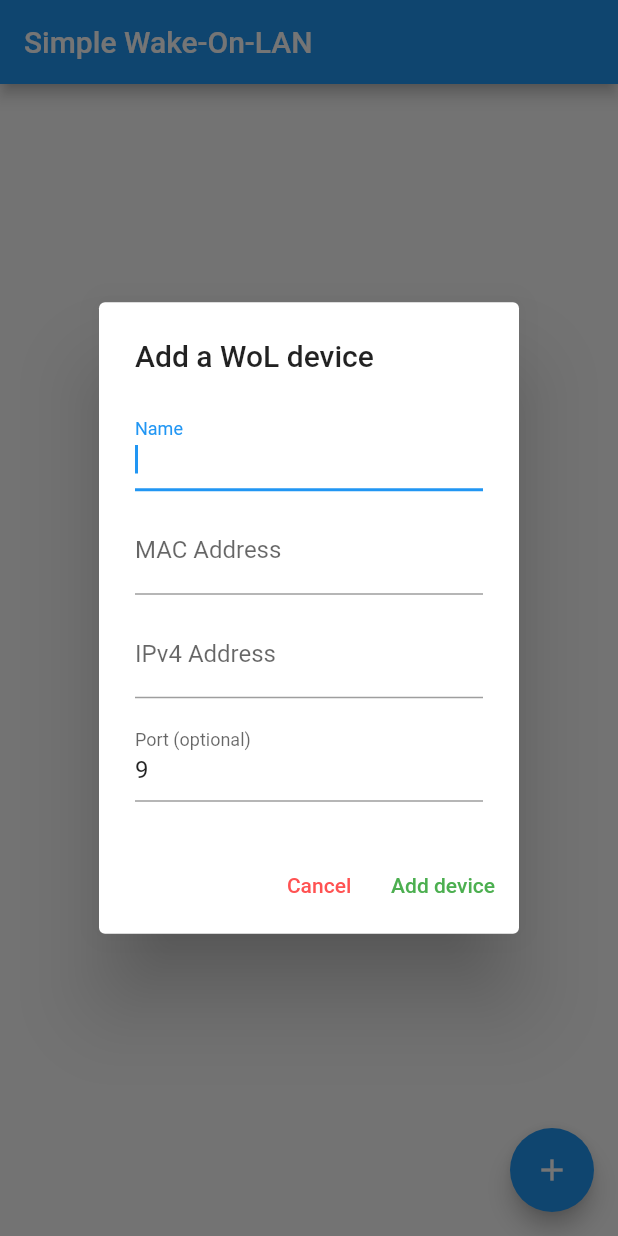
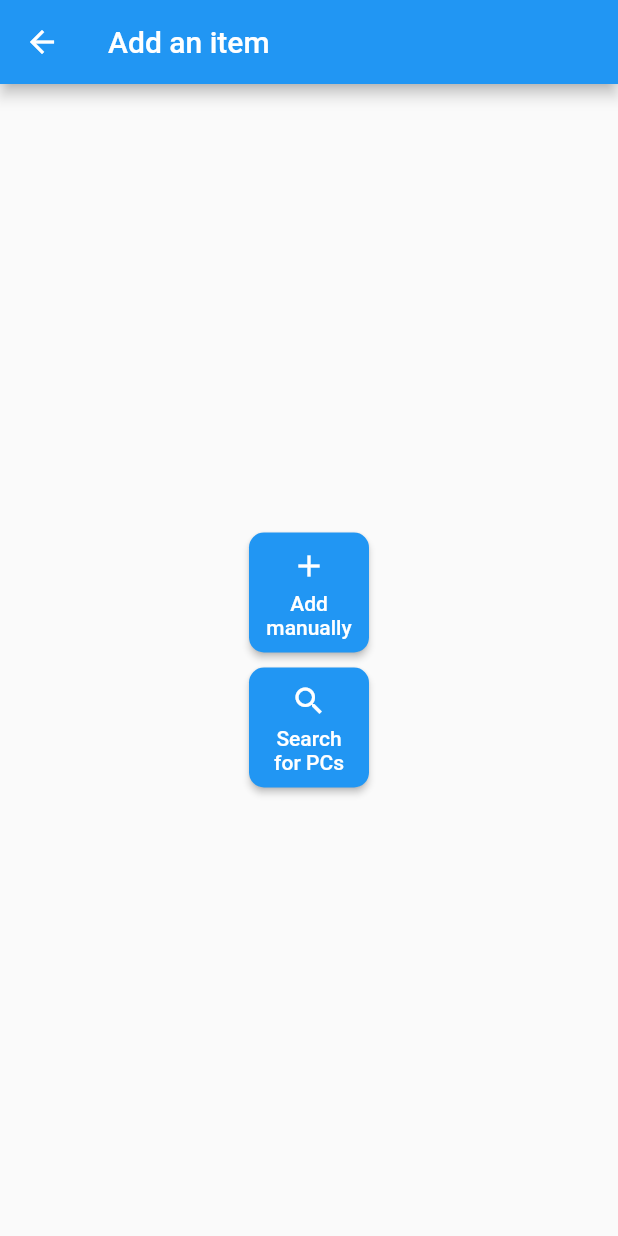
Before and after one commit to TheCrether/simple_wol, a Flutter app: the screen it shows after launch, after a tap on the "add" icon, on a phone screen of 412 x 824 dp. Run offline on Flutter 3.47's test engine with Material 2 defaults, Android fonts, the phone set to English and light mode, and no system bars; our stand-ins replace shared_preferences; missing offline and left inert: wake_on_lan.

Commit message:
:construction: added routing and providers for state management

```diff
--- a/lib/shared.dart
+++ b/lib/common/shared_preferences.dart
@@ -1,5 +1,5 @@
 import 'package:shared_preferences/shared_preferences.dart';
-import 'package:simple_wol/wol.dart';
+import 'package:simple_wol/common/wol.dart';
 
 /// saves a WOLItem list as a JSON string in storage
 Future<void> saveWOLItems(List<WOLItem> items) async {
--- a/lib/main.dart
+++ b/lib/main.dart
@@ -2,13 +2,19 @@ import 'package:flutter/cupertino.dart';
 import 'package:flutter/material.dart';
 import 'package:flutter/services.dart';
 import 'package:flutter/widgets.dart';
-import 'package:simple_wol/shared.dart';
-import 'package:simple_wol/util.dart';
-import 'package:simple_wol/wol.dart';
-import 'package:wake_on_lan/wake_on_lan.dart';
+import 'package:provider/provider.dart';
+import 'package:simple_wol/models/wolmodel.dart';
+import 'package:simple_wol/screens/add_item.dart';
+import 'package:simple_wol/screens/search.dart';
+import 'package:simple_wol/screens/wol_home.dart';
 
 void main() {
-  runApp(WOLApp());
+  runApp(
+    ChangeNotifierProvider(
+      create: (context) => WOLListModel(),
+      child: WOLApp(),
+    ),
+  );
 }
 
 class WOLApp extends StatelessWidget {
@@ -21,189 +27,11 @@ class WOLApp extends StatelessWidget {
       theme: ThemeData(
         primarySwatch: Colors.blue,
       ),
-      home: WOLHome(title: 'Simple Wake-On-LAN'),
-    );
-  }
-}
-
-class WOLHome extends StatefulWidget {
-  WOLHome({Key key, this.title}) : super(key: key);
-
-  final String title;
-
-  @override
-  _WOLHomeState createState() => _WOLHomeState();
-}
-
-class _WOLHomeState extends State<WOLHome> {
-  // the different controllers that are assigned in _showAddDialog()
-  var _nameController;
-  var _macController;
-  var _ipController;
-  var _portController;
-  final _formKey = GlobalKey<FormState>(); // generate a formkey for the Form in the dialog
-
-  var _list = <WOLItem>[];
-
-  @override
-  void initState() {
-    super.initState();
-    // fetch the saved WOLItems, if there are any
-    getWOLItems().then((List<WOLItem> list) {
-      setState(() {
-        // set the new list and tell Flutter to update the UI/state
-        _list = list;
-      });
-    });
-  }
-
-  /// this displays an alert dialog with a form in it
-  void _showAddDialog() async {
-    // re-create the different controllers for the text fields, so that the values are empty
-    _nameController = TextEditingController();
-    _macController = TextEditingController();
-    _ipController = TextEditingController();
-    _portController = TextEditingController(text: "9");
-    final result = await showDialog<WOLItem>(
-      context: context,
-      builder: (context) => AlertDialog(
-        title: Text("Add a WoL device"),
-        content: Column(
-          mainAxisSize: MainAxisSize.min,
-          mainAxisAlignment: MainAxisAlignment.start,
-          children: [
-            AddForm(
-              formKey: _formKey,
-              nameController: _nameController,
-              ipController: _ipController,
-              macController: _macController,
-              portController: _portController,
-            ),
-          ],
-        ),
-        actions: <Widget>[
-          TextButton(
-            child: Text(
-              'Cancel',
-              style: TextStyle(color: Colors.redAccent),
-            ),
-            // remove the AlertDialog from the navigation stack and return an empty result (null)
-            onPressed: () => Navigator.of(context).pop(),
-          ),
-          TextButton(
-            child: Text(
-              'Add device',
-              style: TextStyle(color: Colors.green),
-            ),
-            onPressed: () {
-              // checks all validator functions
-              if (_formKey.currentState.validate()) {
-                // controller.text returns the value of the form field
-                // this pops the AlertDialog from the navigation stack and returns an WOLItem
-                Navigator.of(context).pop(WOLItem(
-                  IPv4Address.from(_ipController.text), // create the IPv4 address
-                  MACAddress.from(_macController.text), // create the MAC address
-                  _nameController.text,
-                  _portController.text.trim().length == 0 ? -1 : int.parse(_portController.text),
-                ));
-                ScaffoldMessenger.of(context).showSnackBar(SnackBar(
-                  content: Text("Added device"),
-                  duration: Duration(seconds: 2), // show that the device was added to the list
-                ));
-              }
-            },
-          ),
-        ],
-      ),
-    );
-
-    // check if the AlertDialog returned an WOLItem
-    if (result != null) {
-      // update the state and save it in device storage
-      setState(() {
-        _list.add(result);
-        saveWOLItems(_list);
-      });
-    }
-  }
-
-  @override
-  Widget build(BuildContext context) {
-    return Scaffold(
-      appBar: AppBar(
-        title: Text(widget.title),
-      ),
-      body: WOLList(
-        list: _list,
-      ),
-      floatingActionButton: FloatingActionButton(
-        // create the FAB for adding devices
-        onPressed: _showAddDialog,
-        tooltip: 'Add WOL device',
-        child: Icon(Icons.add),
-      ),
-    );
-  }
-}
-
-//. renders a list of WOLItems
-class WOLList extends StatelessWidget {
-  WOLList({this.list}); // so that the list can be a parameter
-  /// the list that will be rendered
-  final List<WOLItem> list;
-
-  @override
-  Widget build(BuildContext context) {
-    if (list.length == 0) {
-      // check if the list is empty
-      return Container(
-        child: Center(
-          child: Text("no devices added yet"),
-        ),
-      );
-    }
-    return Container(child: _buildList());
-  }
-
-  /// generate the ListView that displays the WOLItems
-  ListView _buildList() {
-    // generate a ListView with separators in between the items
-    return ListView.separated(
-      // this is the "builder" for a separator element
-      separatorBuilder: (context, i) => Divider(
-        color: Colors.grey[500],
-        indent: 60,
-        endIndent: 60,
-      ),
-      padding: const EdgeInsets.all(5),
-      // set the list length
-      itemCount: list.length,
-      // the "builder" for a single ListTile
-      itemBuilder: (context, i) => _buildRow(context, list[i]),
-    );
-  }
-
-  ListTile _buildRow(BuildContext context, WOLItem item) {
-    return ListTile(
-      // give the tile a key for better performance
-      key: Key(item.mac.address),
-      title: Text(item.name),
-      onTap: () async {
-        // send WOL packet when the element is clicked/pressed
-        WakeOnLAN wol;
-        if (item.port == -1) {
-          // generate the packet without a port (because it was omitted when adding it) => makes it port 9
-          wol = WakeOnLAN.from(item.ip, item.mac);
-        } else {
-          // generate the packet with a part
-          wol = WakeOnLAN.from(item.ip, item.mac, port: item.port);
-        }
-        // show a snackbar to let the user know that the magic packet was sent
-        await wol.wake().whenComplete(() => ScaffoldMessenger.of(context).showSnackBar(SnackBar(
-          content: Text("Trying to wake " + item.name),
-          // set the duration of how long the snackbar should appear
-              duration: Duration(seconds: 5),
-        )));
+      initialRoute: "/",
+      routes: {
+        "/": (context) => WOLHome(title: 'Simple Wake-On-LAN'),
+        "/add": (context) => AddItem(),
+        "/search": (context) => Search(),
       },
     );
   }
--- /dev/null
+++ b/lib/models/wolmodel.dart
@@ -0,0 +1,30 @@
+import 'package:flutter/widgets.dart';
+import 'package:simple_wol/common/wol.dart';
+
+class WOLListModel extends ChangeNotifier {
+  /// Internal, private state of the cart.
+  final List<WOLItem> _items = [];
+
+  List<WOLItem> get items => _items.map((i) => i).toList();
+
+  /// Adds [item] to cart. This and [removeAll] are the only ways to modify the
+  /// cart from the outside.
+  void add(WOLItem item) {
+    _items.add(item);
+    // This call tells the widgets that are listening to this model to rebuild.
+    notifyListeners();
+  }
+
+  void setList(List<WOLItem> list) {
+    _items.clear();
+    _items.addAll(list);
+    notifyListeners();
+  }
+
+  /// Removes all items from the cart.
+  void removeAll() {
+    _items.clear();
+    // This call tells the widgets that are listening to this model to rebuild.
+    notifyListeners();
+  }
+}
--- /dev/null
+++ b/lib/screens/add_item.dart
@@ -0,0 +1,150 @@
+import 'dart:io';
+
+import 'package:flutter/cupertino.dart';
+import 'package:flutter/material.dart';
+import 'package:provider/provider.dart';
+import 'package:simple_wol/common/shared_preferences.dart';
+import 'package:simple_wol/common/wol.dart';
+import 'package:simple_wol/models/wolmodel.dart';
+import 'package:simple_wol/util.dart';
+import 'package:wake_on_lan/wake_on_lan.dart';
+
+class AddItem extends StatelessWidget {
+  // the different controllers that are assigned in _showAddDialog()
+  var _nameController;
+  var _macController;
+  var _ipController;
+  var _portController;
+  final _formKey = GlobalKey<FormState>(); // generate a formkey for the Form in the dialog
+
+  /// this displays an alert dialog with a form in it
+  void _showAddDialog(BuildContext context) async {
+    // var model = context.watch<WOLListModel>();
+    // re-create the different controllers for the text fields, so that the values are empty
+    _nameController = TextEditingController();
+    _macController = TextEditingController();
+    _ipController = TextEditingController();
+    _portController = TextEditingController(text: "9");
+    await showDialog<WOLItem>(
+      context: context,
+      builder: (context) => Consumer<WOLListModel>(
+        builder: (context, builder, child) => AlertDialog(
+          title: Text("Add a WoL device"),
+          content: Column(
+            mainAxisSize: MainAxisSize.min,
+            mainAxisAlignment: MainAxisAlignment.start,
+            children: [
+              AddForm(
+                formKey: _formKey,
+                nameController: _nameController,
+                ipController: _ipController,
+                macController: _macController,
+                portController: _portController,
+              ),
+            ],
+          ),
+          actions: <Widget>[
+            TextButton(
+              child: Text(
+                'Cancel',
+                style: TextStyle(color: Colors.redAccent),
+              ),
+              // remove the AlertDialog from the navigation stack and return an empty result (null)
+              onPressed: () => Navigator.of(context).pop(),
+            ),
+            TextButton(
+              child: Text(
+                'Add device',
+                style: TextStyle(color: Colors.green),
+              ),
+              onPressed: () {
+                // checks all validator functions
+                if (_formKey.currentState.validate()) {
+                  // controller.text returns the value of the form field
+                  // this pops the AlertDialog from the navigation stack and returns an WOLItem
+                  var model = context.read<WOLListModel>();
+                  model.add(WOLItem(
+                    IPv4Address.from(_ipController.text), // create the IPv4 address
+                    MACAddress.from(_macController.text), // create the MAC address
+                    _nameController.text,
+                    _portController.text.trim().length == 0 ? -1 : int.parse(_portController.text),
+                  ));
+                  saveWOLItems(model.items);
+                  ScaffoldMessenger.of(context).showSnackBar(SnackBar(
+                    content: Text("Added device"),
+                    duration: Duration(seconds: 2), // show that the device was added to the list
+                  ));
+                }
+              },
+            ),
+          ],
+        ),
+      ),
+    );
+    Navigator.of(context).pop();
+  }
+
+  @override
+  Widget build(BuildContext context) {
+    return Scaffold(
+      appBar: AppBar(
+        title: Text("Add an item"),
+      ),
+      body: Center(
+        child: Column(
+          children: [
+            ElevatedButton(
+              child: Column(
+                crossAxisAlignment: CrossAxisAlignment.center,
+                mainAxisAlignment: MainAxisAlignment.center,
+                children: [
+                  Icon(Icons.add),
+                  SizedBox(height: 5),
+                  Text(
+                    "Add manually",
+                    textAlign: TextAlign.center,
+                  ),
+                ],
+              ),
+              onPressed: () => _showAddDialog(context),
+              style: ButtonStyle(
+                  padding: MaterialStateProperty.all(EdgeInsets.all(10.0)),
+                  shape: MaterialStateProperty.all(
+                    RoundedRectangleBorder(
+                      borderRadius: BorderRadius.circular(10.0),
+                    ),
+                  ),
+                  fixedSize: MaterialStateProperty.all(Size(80, 80))),
+            ),
+            SizedBox(height: 10),
+            ElevatedButton(
+              child: Column(
+                crossAxisAlignment: CrossAxisAlignment.center,
+                mainAxisAlignment: MainAxisAlignment.center,
+                children: [
+                  Icon(Icons.search),
+                  SizedBox(height: 5),
+                  Text(
+                    "Search for PCs",
+                    textAlign: TextAlign.center,
+                  ),
+                ],
+              ),
+              onPressed: () => Navigator.pushReplacementNamed(context, "/search"),
+              style: ButtonStyle(
+                  padding: MaterialStateProperty.all(EdgeInsets.all(10.0)),
+                  shape: MaterialStateProperty.all(
+                    RoundedRectangleBorder(
+                      borderRadius: BorderRadius.circular(10.0),
+                    ),
+                  ),
+                  fixedSize: MaterialStateProperty.all(Size(80, 80))),
+            ),
+          ],
+          crossAxisAlignment: CrossAxisAlignment.center,
+          mainAxisAlignment: MainAxisAlignment.center,
+        ),
+      ),
+    );
+  }
+}
--- /dev/null
+++ b/lib/screens/search.dart
@@ -0,0 +1,20 @@
+import 'package:flutter/cupertino.dart';
+import 'package:flutter/material.dart';
+
+class Search extends StatefulWidget {
+
+  @override
+  _SearchState createState() => _SearchState();
+}
+
+class _SearchState extends State<Search> {
+  @override
+  Widget build(BuildContext context) {
+    return Scaffold(
+      appBar: AppBar(
+        title: Text("Search PCs"),
+      ),
+      body: Text("search"),
+    );
+  }
+}
--- /dev/null
+++ b/lib/screens/wol_home.dart
@@ -0,0 +1,109 @@
+import 'package:flutter/cupertino.dart';
+import 'package:flutter/material.dart';
+import 'package:provider/provider.dart';
+import 'package:simple_wol/common/shared_preferences.dart';
+import 'package:simple_wol/common/wol.dart';
+import 'package:simple_wol/models/wolmodel.dart';
+import 'package:simple_wol/util.dart';
+import 'package:wake_on_lan/wake_on_lan.dart';
+
+class WOLHome extends StatefulWidget {
+  WOLHome({Key key, this.title}) : super(key: key);
+
+  final String title;
+
+  @override
+  _WOLHomeState createState() => _WOLHomeState();
+}
+
+class _WOLHomeState extends State<WOLHome> {
+  @override
+  void initState() {
+    super.initState();
+    // fetch the saved WOLItems, if there are any
+    getWOLItems().then((List<WOLItem> list) {
+      var model = context.read<WOLListModel>();
+      model.setList(list);
+    });
+  }
+
+
+  @override
+  Widget build(BuildContext context) {
+    return Scaffold(
+      appBar: AppBar(
+        title: Text(widget.title),
+      ),
+      body: WOLList(),
+      floatingActionButton: FloatingActionButton(
+        // create the FAB for adding devices
+        onPressed: () => Navigator.pushNamed(context, "/add"),
+        tooltip: 'Add WOL device',
+        child: Icon(Icons.add),
+      ),
+    );
+  }
+}
+
+//. renders a list of WOLItems
+class WOLList extends StatelessWidget {
+  WOLList(); // so that the list can be a parameter
+
+  @override
+  Widget build(BuildContext context) {
+    var model = context.watch<WOLListModel>();
+    var list = model.items;
+    if (list.length == 0) {
+      // check if the list is empty
+      return Container(
+        child: Center(
+          child: Text("no devices added yet"),
+        ),
+      );
+    }
+    return Container(child: _buildList(list));
+  }
+
+  /// generate the ListView that displays the WOLItems
+  ListView _buildList(List<WOLItem> list) {
+    // generate a ListView with separators in between the items
+    return ListView.separated(
+      // this is the "builder" for a separator element
+      separatorBuilder: (context, i) => Divider(
+        color: Colors.grey[500],
+        indent: 60,
+        endIndent: 60,
+      ),
+      padding: const EdgeInsets.all(5),
+      // set the list length
+      itemCount: list.length,
+      // the "builder" for a single ListTile
+      itemBuilder: (context, i) => _buildRow(context, list[i]),
+    );
+  }
+
+  ListTile _buildRow(BuildContext context, WOLItem item) {
+    return ListTile(
+      // give the tile a key for better performance
+      key: Key(item.mac.address),
+      title: Text(item.name),
+      onTap: () async {
+        // send WOL packet when the element is clicked/pressed
+        WakeOnLAN wol;
+        if (item.port == -1) {
+          // generate the packet without a port (because it was omitted when adding it) => makes it port 9
+          wol = WakeOnLAN.from(item.ip, item.mac);
+        } else {
+          // generate the packet with a part
+          wol = WakeOnLAN.from(item.ip, item.mac, port: item.port);
+        }
+        // show a snackbar to let the user know that the magic packet was sent
+        await wol.wake().whenComplete(() => ScaffoldMessenger.of(context).showSnackBar(SnackBar(
+          content: Text("Trying to wake " + item.name),
+          // set the duration of how long the snackbar should appear
+          duration: Duration(seconds: 5),
+        )));
+      },
+    );
+  }
+}
--- a/pubspec.yaml
+++ b/pubspec.yaml
@@ -31,6 +31,7 @@ dependencies:
   flutter_launcher_icons: ^0.9.0
   wake_on_lan: ^2.0.1
   shared_preferences: ^2.0.5
+  provider: ^4.3.3
 
 dev_dependencies:
   flutter_test:
```
Also changed, not shown: lib/common/wol.dart (renamed from lib/wol.dart), pubspec.lock.
